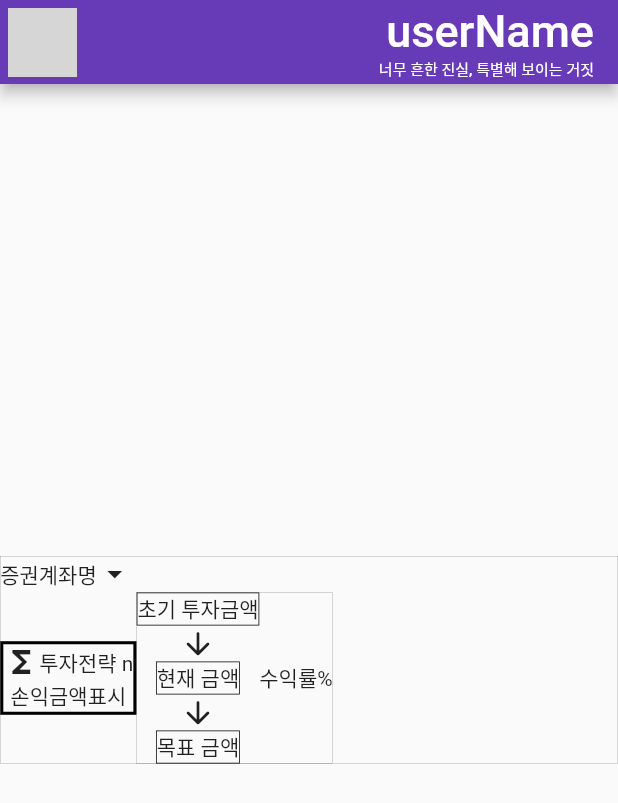
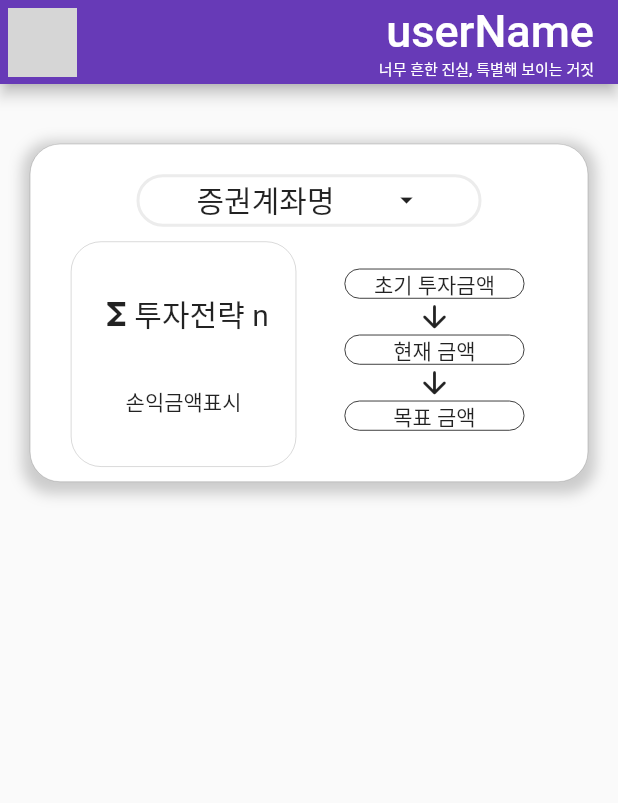
Before and after one commit to Kim-Hyeon-Jun/stock_calculation, a Flutter app: the screen it shows after launch, on a phone screen of 412 x 824 dp. Shown: the top 803 px of the screen. Run offline on Flutter 3.47's test engine with Material 2 defaults, Android fonts, the phone set to English and light mode, and no system bars; network calls fail; grey boxes are pictures that could not be loaded.

Commit message:
A1style first type

```diff
--- a/lib/main.dart
+++ b/lib/main.dart
@@ -1,4 +1,6 @@
+import 'package:flutter/cupertino.dart';
 import 'package:flutter/material.dart';
+import 'package:flutter/painting.dart';
 
 void main() {
   runApp(MyApp());
@@ -23,24 +25,11 @@ class Main extends StatefulWidget {
 }
 
 class _MainState extends State<Main> {
-  Widget userAccountName = Container(
-    child: Row(
-      children: [
-        Text('증권계좌명'),
-        //여러개의 증권계좌 중 대표 표시
-        Icon(
-          Icons.arrow_drop_down
-        )
-        // 아이콘 클릭시 다른 증권계좌 선택 가능해야함
-      ],
-    ),
-  );
+
 
  Widget userStrategy = Container(
-   decoration: BoxDecoration(
-     border: Border.all( width: 2)
-   ),
    child: Column(
+     mainAxisAlignment: MainAxisAlignment.spaceEvenly,
      children: [
        Container(
          child: Row(
@@ -66,6 +55,8 @@ class _MainState extends State<Main> {
    child: Column(
      children: [
        Container(
+         height: 20,
+         width: 120,
          decoration: BoxDecoration(
              border: Border.all( width: 0.5)
          ),
@@ -129,38 +120,147 @@ var userImageurl = 'https://blog.kakaocdn.net/dn/bhk3Sg/btquM9BVthu/1Par8gNR9w6U
       ),
       body: Center(
         child: Column(
-          // A1 A2 A3
-          mainAxisAlignment: MainAxisAlignment.spaceEvenly,
+          // A1 A2
           children: [
             Container(
               //A1
-              alignment: Alignment.center,
+              padding: const EdgeInsets.all(10),
+              margin: const EdgeInsets.only(left: 20,right: 20, top: 40),
               decoration: BoxDecoration(
-                  border: Border.all( width: 0.1)
-              ),
+                color: Colors.white,
+                border: Border.all( width: 0.1),
+                borderRadius: BorderRadius.circular(20),
+                boxShadow: [
+                  BoxShadow(
+                    color: Colors.grey.withOpacity(0.5),
+                    spreadRadius: 5,
+                    blurRadius: 7,
+                    offset: Offset(0, 3), // changes position of shadow
+                  ),
+                ],
+             ),
+
               child: Column(
                 children: [
-                  userAccountName,
                   Row(
+                    mainAxisAlignment: MainAxisAlignment.center,
                     children: [
                       Container(
+                        margin: const EdgeInsets.all(10),
+                        height: 35,
+                        width: 230,
                         decoration: BoxDecoration(
-                          border: Border.all( width: 0.1),
-                       ),
-                       child: userStrategy,
-                      ),
-                      Container(
-                        decoration: BoxDecoration(
-                          border: Border.all( width: 0.1),
+                         border: Border.all(width: 2, color: Colors.grey.withOpacity(0.2)),
+                         borderRadius: BorderRadius.circular(20),
                         ),
                         child: Row(
+                          mainAxisAlignment: MainAxisAlignment.spaceEvenly,
                           children: [
-                            userAccountStateLine,
-                            userAccountStateYield
+                            Text('증권계좌명', style: TextStyle(fontSize: 20) ),
+                            //여러개의 증권계좌 중 대표 표시
+                            Icon(
+                              Icons.arrow_drop_down, size: 20,
+                            )
+                            // 아이콘 클릭시 다른 증권계좌 선택 가능해야함
                           ],
                         ),
                       )
                     ],
+                  ),
+                  Row(
+                    mainAxisAlignment: MainAxisAlignment.spaceEvenly,
+                    children: [
+                      Container(
+                        height: 150,
+                        width: 150,
+                        decoration: BoxDecoration(
+                          border: Border.all( width: 0.1),
+                          borderRadius: BorderRadius.circular(20)
+                       ),
+                       child:  Column(
+                          mainAxisAlignment: MainAxisAlignment.spaceEvenly,
+                          children: [
+                            Container(
+                              child: Row(
+                                mainAxisAlignment: MainAxisAlignment.center,
+                                children: [
+                                  Icon(Icons.functions),
+                                  Text('투자전략 n', style: TextStyle(fontSize: 20))
+                                ],
+                              ),
+                            ),
+                            Container(
+                              child: Row(
+                                mainAxisAlignment: MainAxisAlignment.center,
+                                children: [
+                                  Text('손익금액표시')
+                                  // 클릭시 자신의 '재무제표'란으로 들어감
+                                ],
+                              ),
+                            )
+                          ],
+                        ),
+                      ),
+                      Container(
+                        height: 130,
+                        width: 150,
+                        padding: const EdgeInsets.all(8),
+
+                        child: Row(
+                          mainAxisAlignment: MainAxisAlignment.center,
+                          children: [
+                           Column(
+                             children: [
+                               Container(
+                                 height: 20,
+                                 width: 120,
+                                 decoration: BoxDecoration(
+                                   border: Border.all( width: 0.5),
+                                   borderRadius: BorderRadius.circular(20)
+                                 ),
+                                 child: Row(
+                                   mainAxisAlignment: MainAxisAlignment.center,
+                                   children: [
+                                     Text('초기 투자금액')
+                                   ],
+                                 ),
+                               ),
+                               Icon(Icons.arrow_downward_rounded),
+                               Container(
+                                 height: 20,
+                                 width: 120,
+                                 decoration: BoxDecoration(
+                                     border: Border.all( width: 0.5),
+                                     borderRadius: BorderRadius.circular(20)
+                                 ),
+                                 child: Row(
+                                   mainAxisAlignment: MainAxisAlignment.center,
+                                   children: [
+                                     Text('현재 금액')
+                                   ],
+                                 ),
+                               ),
+                               Icon(Icons.arrow_downward_rounded),
+                               Container(
+                                 height: 20,
+                                 width: 120,
+                                 decoration: BoxDecoration(
+                                     border: Border.all( width: 0.5),
+                                     borderRadius: BorderRadius.circular(20)
+                                 ),
+                                 child: Row(
+                                   mainAxisAlignment: MainAxisAlignment.center,
+                                   children: [
+                                     Text('목표 금액')
+                                   ],
+                                 ),
+                               ),
+                             ],
+                            ),
+                          ],
+                        ),
+                      )
+                    ]
                   )
                 ],
               ),
```
